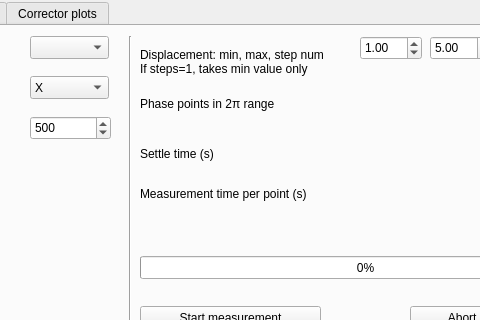
The window that gui.ui (pdijksta/014_trajectory_snail_scan) describes before a commit, drawn with Qt 5; both pictures show x 182 to 662 and y 0 to 320 of the 800 by 600 pixel window.
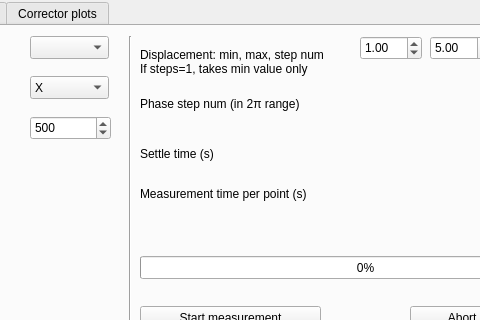
The same window after the commit. The open tabs and pages were chosen to show the change.

What changed in the file:
```diff
--- a/gui.ui
+++ b/gui.ui
@@ -264,7 +264,7 @@
        </rect>
       </property>
       <property name="text">
-       <string>Phase points in 2π range</string>
+       <string>Phase step num (in 2π range)</string>
       </property>
      </widget>
      <widget class="QSpinBox" name="Phi_steps">
```
Left out of the diff: 2 changed lines with no effect on the pictures.
